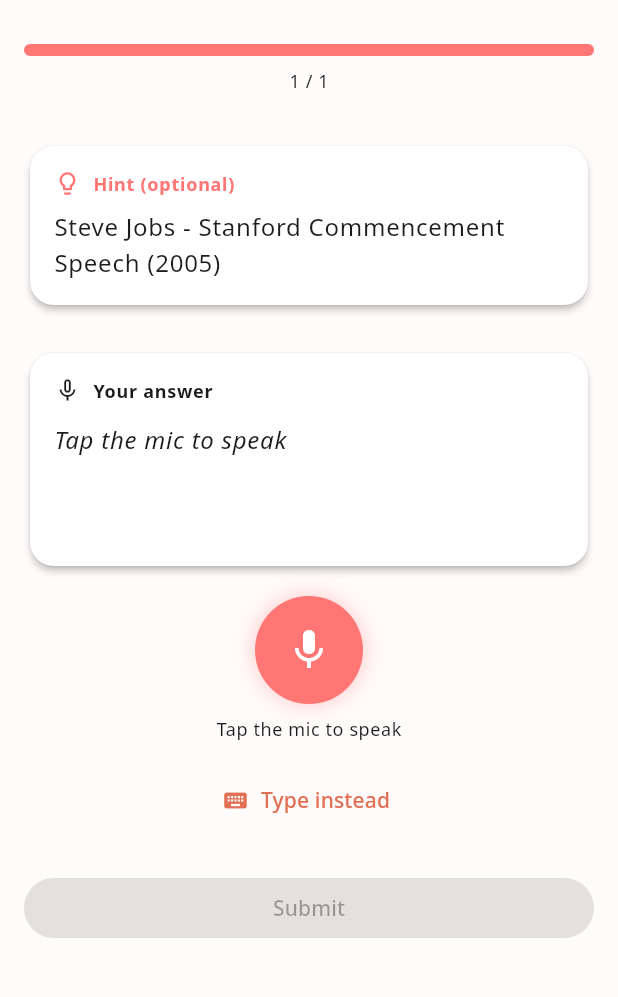
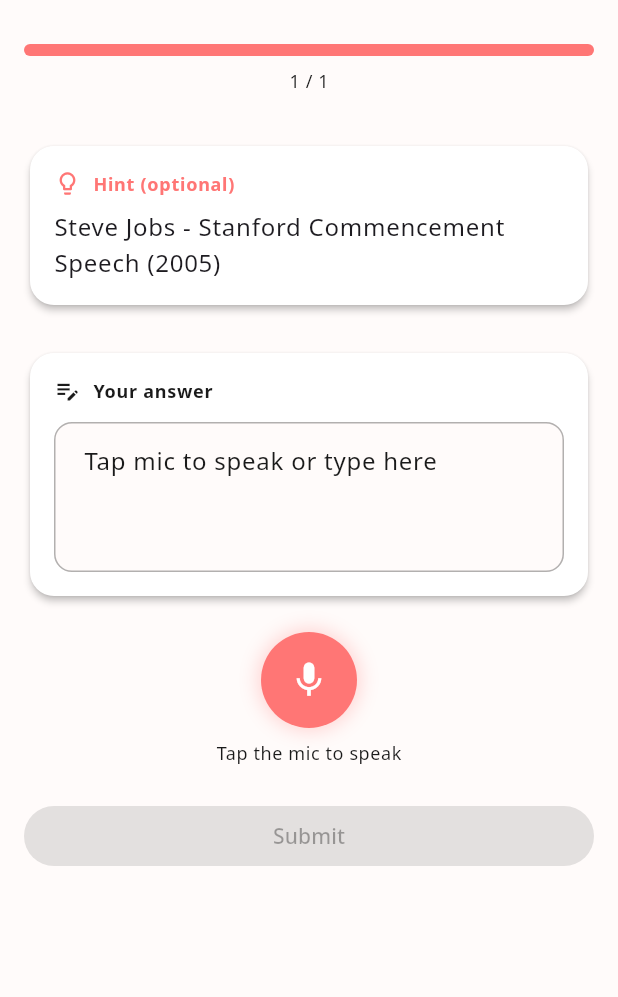
Before and after one commit to Wearablock/learn_by_heart, a Flutter app: the screen it shows after launch, after a tap on "The only way to do great work is to love", on a phone screen of 412 x 824 dp, the part 64-1061 px from its top. Run offline on Flutter 3.47's test engine with Material 3 defaults, Android fonts, the phone set to English and light mode, and no system bars; our stand-ins replace google_fonts, isar, speech_to_text; accounts and stored records are empty; generated files the repository leaves out were written again.

Commit message:
Persist study results and display status on card list
  - Add lastSimilarity and lastPassed fields to MemoryCard model
  - Show pass/fail indicator strip and similarity % badge on CardItem
  - Save study results to database after each answer check
  - Simplify speech input by using controller directly
  - Add retry and tapMicOrType localization strings

```diff
--- a/lib/features/card/data/models/memory_card.dart
+++ b/lib/features/card/data/models/memory_card.dart
@@ -28,6 +28,10 @@
 
   DateTime? lastStudiedAt;
 
+  double? lastSimilarity;
+
+  bool? lastPassed;
+
   MemoryCard();
 
   MemoryCard.create({
@@ -48,6 +52,8 @@
     int? easeFactor,
     DateTime? nextReviewAt,
     DateTime? lastStudiedAt,
+    double? lastSimilarity,
+    bool? lastPassed,
   }) {
     final card = MemoryCard()
       ..isarId = isarId
@@ -60,7 +66,9 @@
       ..repetitionCount = repetitionCount ?? this.repetitionCount
       ..easeFactor = easeFactor ?? this.easeFactor
       ..nextReviewAt = nextReviewAt ?? this.nextReviewAt
-      ..lastStudiedAt = lastStudiedAt ?? this.lastStudiedAt;
+      ..lastStudiedAt = lastStudiedAt ?? this.lastStudiedAt
+      ..lastSimilarity = lastSimilarity ?? this.lastSimilarity
+      ..lastPassed = lastPassed ?? this.lastPassed;
     return card;
   }
 }
--- a/lib/features/card/data/repositories/card_repository.dart
+++ b/lib/features/card/data/repositories/card_repository.dart
@@ -87,6 +87,7 @@
   Future<void> updateStudyResult({
     required String id,
     required bool isCorrect,
+    double? similarity,
   }) async {
     final card = await getById(id);
     if (card == null) return;
@@ -94,6 +95,8 @@
     final updated = card.copyWith(
       repetitionCount: card.repetitionCount + 1,
       lastStudiedAt: DateTime.now(),
+      lastSimilarity: similarity,
+      lastPassed: isCorrect,
     );
 
     await _isar.writeTxn(() async {
--- a/lib/features/card/presentation/pages/card_editor_page.dart
+++ b/lib/features/card/presentation/pages/card_editor_page.dart
@@ -260,7 +260,7 @@
             const SizedBox(height: 16),
             FilledButton(
               onPressed: _loadCard,
-              child: const Text('Retry'),
+              child: Text(l10n.retry),
             ),
           ],
         ),
--- a/lib/features/home/presentation/pages/home_page.dart
+++ b/lib/features/home/presentation/pages/home_page.dart
@@ -37,7 +37,7 @@
                   const SizedBox(height: 16),
                   FilledButton(
                     onPressed: () => provider.loadCards(),
-                    child: const Text('Retry'),
+                    child: Text(l10n.retry),
                   ),
                 ],
               ),
--- a/lib/features/home/presentation/widgets/card_item.dart
+++ b/lib/features/home/presentation/widgets/card_item.dart
@@ -17,10 +17,16 @@
     this.onDelete,
   });
 
+  Color? _getStatusColor() {
+    if (card.lastPassed == null) return null;
+    return card.lastPassed! ? Colors.green : Colors.red;
+  }
+
   @override
   Widget build(BuildContext context) {
     final theme = Theme.of(context);
     final l10n = AppLocalizations.of(context)!;
+    final statusColor = _getStatusColor();
 
     return Dismissible(
       key: Key(card.id),
@@ -43,11 +49,27 @@
       ),
       child: Card(
         margin: EdgeInsets.zero,
+        clipBehavior: Clip.antiAlias,
         child: InkWell(
           onTap: onTap,
           borderRadius: BorderRadius.circular(16),
+          child: Row(
+            children: [
+              // Status indicator strip
+              if (statusColor != null)
+                Container(
+                  width: 4,
+                  height: 80,
+                  color: statusColor,
+                ),
+              Expanded(
                 child: Padding(
-            padding: const EdgeInsets.all(16),
+                  padding: EdgeInsets.fromLTRB(
+                    statusColor != null ? 12 : 16,
+                    16,
+                    16,
+                    16,
+                  ),
                   child: Column(
                     crossAxisAlignment: CrossAxisAlignment.start,
                     children: [
@@ -73,7 +95,7 @@
                             ),
                           ),
                           if (card.repetitionCount > 0) ...[
-                      const SizedBox(width: 16),
+                            const SizedBox(width: 12),
                             Icon(
                               Icons.replay,
                               size: 14,
@@ -84,6 +106,26 @@
                               l10n.cardStudyCount(card.repetitionCount),
                               style: theme.textTheme.bodySmall?.copyWith(
                                 color: theme.colorScheme.onSurface.withValues(alpha: 0.5),
+                              ),
+                            ),
+                          ],
+                          if (card.lastSimilarity != null) ...[
+                            const SizedBox(width: 12),
+                            Container(
+                              padding: const EdgeInsets.symmetric(
+                                horizontal: 6,
+                                vertical: 2,
+                              ),
+                              decoration: BoxDecoration(
+                                color: statusColor?.withValues(alpha: 0.15),
+                                borderRadius: BorderRadius.circular(4),
+                              ),
+                              child: Text(
+                                '${(card.lastSimilarity! * 100).toInt()}%',
+                                style: theme.textTheme.labelSmall?.copyWith(
+                                  color: statusColor,
+                                  fontWeight: FontWeight.bold,
+                                ),
                               ),
                             ),
                           ],
@@ -101,10 +143,31 @@
                               onPressed: onEdit,
                             ),
                           ),
+                          SizedBox(
+                            width: 32,
+                            height: 32,
+                            child: IconButton(
+                              padding: EdgeInsets.zero,
+                              icon: Icon(
+                                Icons.delete_outline,
+                                size: 18,
+                                color: theme.colorScheme.onSurface.withValues(alpha: 0.5),
+                              ),
+                              onPressed: () async {
+                                final confirmed = await _showDeleteConfirmDialog(context, l10n);
+                                if (confirmed) {
+                                  onDelete?.call();
+                                }
+                              },
+                            ),
+                          ),
                         ],
                       ),
                     ],
                   ),
+                ),
+              ),
+            ],
           ),
         ),
       ),
--- a/lib/features/study/presentation/widgets/speech_input_card.dart
+++ b/lib/features/study/presentation/widgets/speech_input_card.dart
@@ -3,24 +3,18 @@
 
 class SpeechInputCard extends StatelessWidget {
   final String? hint;
-  final String recognizedText;
   final bool isListening;
   final TextEditingController controller;
   final VoidCallback onMicPressed;
   final VoidCallback onSubmit;
-  final bool showTextField;
-  final VoidCallback onToggleTextField;
 
   const SpeechInputCard({
     super.key,
     this.hint,
-    required this.recognizedText,
     required this.isListening,
     required this.controller,
     required this.onMicPressed,
     required this.onSubmit,
-    required this.showTextField,
-    required this.onToggleTextField,
   });
 
   @override
@@ -68,7 +62,7 @@
           const SizedBox(height: 24),
         ],
 
-        // Recognized text display
+        // Combined input card
         Card(
           child: Padding(
             padding: const EdgeInsets.all(16),
@@ -78,7 +72,7 @@
                 Row(
                   children: [
                     Icon(
-                      isListening ? Icons.mic : Icons.mic_none,
+                      isListening ? Icons.mic : Icons.edit_note,
                       size: 18,
                       color: isListening
                           ? theme.colorScheme.error
@@ -94,31 +88,57 @@
                         fontWeight: FontWeight.bold,
                       ),
                     ),
+                    if (isListening) ...[
+                      const SizedBox(width: 8),
+                      SizedBox(
+                        width: 12,
+                        height: 12,
+                        child: CircularProgressIndicator(
+                          strokeWidth: 2,
+                          color: theme.colorScheme.error,
+                        ),
+                      ),
+                    ],
                   ],
                 ),
                 const SizedBox(height: 12),
-                Container(
-                  width: double.infinity,
-                  constraints: const BoxConstraints(minHeight: 80),
-                  child: Text(
-                    recognizedText.isEmpty
-                        ? (isListening ? '...' : l10n.tapMicToSpeak)
-                        : recognizedText,
-                    style: theme.textTheme.bodyLarge?.copyWith(
-                      fontStyle: recognizedText.isEmpty
-                          ? FontStyle.italic
-                          : FontStyle.normal,
-                      color: recognizedText.isEmpty
-                          ? theme.colorScheme.onSurfaceVariant
-                          : null,
+                TextField(
+                  controller: controller,
+                  maxLines: 4,
+                  minLines: 3,
+                  decoration: InputDecoration(
+                    hintText: l10n.tapMicOrType,
+                    border: OutlineInputBorder(
+                      borderRadius: BorderRadius.circular(12),
+                      borderSide: BorderSide(
+                        color: theme.colorScheme.outline.withValues(alpha: 0.3),
+                      ),
                     ),
+                    enabledBorder: OutlineInputBorder(
+                      borderRadius: BorderRadius.circular(12),
+                      borderSide: BorderSide(
+                        color: theme.colorScheme.outline.withValues(alpha: 0.3),
+                      ),
+                    ),
+                    focusedBorder: OutlineInputBorder(
+                      borderRadius: BorderRadius.circular(12),
+                      borderSide: BorderSide(
+                        color: isListening
+                            ? theme.colorScheme.error
+                            : theme.colorScheme.primary,
+                        width: 2,
+                      ),
+                    ),
+                    filled: true,
+                    fillColor: theme.colorScheme.surfaceContainerLow,
                   ),
+                  style: theme.textTheme.bodyLarge,
                 ),
               ],
             ),
           ),
         ),
-        const SizedBox(height: 16),
+        const SizedBox(height: 20),
 
         // Mic button
         Center(
@@ -126,8 +146,8 @@
             onTap: onMicPressed,
             child: AnimatedContainer(
               duration: const Duration(milliseconds: 200),
-              width: 72,
-              height: 72,
+              width: 64,
+              height: 64,
               decoration: BoxDecoration(
                 color: isListening
                     ? theme.colorScheme.error
@@ -147,7 +167,7 @@
               child: Icon(
                 isListening ? Icons.stop : Icons.mic,
                 color: Colors.white,
-                size: 32,
+                size: 28,
               ),
             ),
           ),
@@ -161,35 +181,11 @@
             ),
           ),
         ),
-        const SizedBox(height: 16),
-
-        // Toggle typing button
-        TextButton.icon(
-          onPressed: onToggleTextField,
-          icon: Icon(showTextField ? Icons.keyboard_hide : Icons.keyboard),
-          label: Text(showTextField ? l10n.hideKeyboard : l10n.typeInstead),
-        ),
-
-        // Text field (optional)
-        if (showTextField) ...[
-          const SizedBox(height: 8),
-          TextField(
-            controller: controller,
-            maxLines: 3,
-            decoration: InputDecoration(
-              labelText: l10n.enterAnswer,
-              alignLabelWithHint: true,
-              border: const OutlineInputBorder(),
-            ),
-          ),
-        ],
         const SizedBox(height: 24),
 
         // Submit button
         FilledButton(
-          onPressed: (recognizedText.isNotEmpty || controller.text.isNotEmpty)
-              ? onSubmit
-              : null,
+          onPressed: controller.text.trim().isNotEmpty ? onSubmit : null,
           child: Padding(
             padding: const EdgeInsets.symmetric(vertical: 4),
             child: Text(l10n.submit),
--- a/lib/l10n/app_ar.arb
+++ b/lib/l10n/app_ar.arb
@@ -52,5 +52,7 @@
   "typeInstead": "اكتب بدلاً من ذلك",
   "hideKeyboard": "إخفاء لوحة المفاتيح",
   "speechNotAvailable": "التعرف على الصوت غير متاح",
-  "similarityScore": "التشابه"
+  "similarityScore": "التشابه",
+  "retry": "إعادة المحاولة",
+  "tapMicOrType": "اضغط على الميكروفون للتحدث أو اكتب هنا"
 }
--- a/lib/l10n/app_de.arb
+++ b/lib/l10n/app_de.arb
@@ -52,5 +52,7 @@
   "typeInstead": "Stattdessen tippen",
   "hideKeyboard": "Tastatur ausblenden",
   "speechNotAvailable": "Spracherkennung nicht verfügbar",
-  "similarityScore": "Ähnlichkeit"
+  "similarityScore": "Ähnlichkeit",
+  "retry": "Wiederholen",
+  "tapMicOrType": "Mikrofon tippen zum Sprechen oder hier eingeben"
 }
--- a/lib/l10n/app_en.arb
+++ b/lib/l10n/app_en.arb
@@ -55,5 +55,7 @@
   "typeInstead": "Type instead",
   "hideKeyboard": "Hide keyboard",
   "speechNotAvailable": "Speech recognition not available",
-  "similarityScore": "Similarity"
+  "similarityScore": "Similarity",
+  "retry": "Retry",
+  "tapMicOrType": "Tap mic to speak or type here"
 }
--- a/lib/l10n/app_es.arb
+++ b/lib/l10n/app_es.arb
@@ -52,5 +52,7 @@
   "typeInstead": "Escribir en su lugar",
   "hideKeyboard": "Ocultar teclado",
   "speechNotAvailable": "Reconocimiento de voz no disponible",
-  "similarityScore": "Similitud"
+  "similarityScore": "Similitud",
+  "retry": "Reintentar",
+  "tapMicOrType": "Toca el micrófono para hablar o escribe aquí"
 }
--- a/lib/l10n/app_fr.arb
+++ b/lib/l10n/app_fr.arb
@@ -52,5 +52,7 @@
   "typeInstead": "Taper à la place",
   "hideKeyboard": "Masquer le clavier",
   "speechNotAvailable": "Reconnaissance vocale non disponible",
-  "similarityScore": "Similarité"
+  "similarityScore": "Similarité",
+  "retry": "Réessayer",
+  "tapMicOrType": "Appuyez sur le micro pour parler ou tapez ici"
 }
--- a/lib/l10n/app_it.arb
+++ b/lib/l10n/app_it.arb
@@ -52,5 +52,7 @@
   "typeInstead": "Digita invece",
   "hideKeyboard": "Nascondi tastiera",
   "speechNotAvailable": "Riconoscimento vocale non disponibile",
-  "similarityScore": "Somiglianza"
+  "similarityScore": "Somiglianza",
+  "retry": "Riprova",
+  "tapMicOrType": "Tocca il microfono per parlare o digita qui"
 }
--- a/lib/l10n/app_ja.arb
+++ b/lib/l10n/app_ja.arb
@@ -52,5 +52,7 @@
   "typeInstead": "入力する",
   "hideKeyboard": "キーボードを隠す",
   "speechNotAvailable": "音声認識は利用できません",
-  "similarityScore": "類似度"
+  "similarityScore": "類似度",
+  "retry": "再試行",
+  "tapMicOrType": "マイクをタップして話すか、ここに入力"
 }
--- a/lib/l10n/app_ko.arb
+++ b/lib/l10n/app_ko.arb
@@ -52,5 +52,7 @@
   "typeInstead": "직접 입력",
   "hideKeyboard": "키보드 숨기기",
   "speechNotAvailable": "음성 인식을 사용할 수 없습니다",
-  "similarityScore": "유사도"
+  "similarityScore": "유사도",
+  "retry": "재시도",
+  "tapMicOrType": "마이크를 눌러 말하거나 여기에 입력하세요"
 }
--- a/lib/l10n/app_pt.arb
+++ b/lib/l10n/app_pt.arb
@@ -52,5 +52,7 @@
   "typeInstead": "Digitar em vez disso",
   "hideKeyboard": "Esconder teclado",
   "speechNotAvailable": "Reconhecimento de voz não disponível",
-  "similarityScore": "Similaridade"
+  "similarityScore": "Similaridade",
+  "retry": "Tentar novamente",
+  "tapMicOrType": "Toque no microfone para falar ou digite aqui"
 }
--- a/lib/l10n/app_ru.arb
+++ b/lib/l10n/app_ru.arb
@@ -52,5 +52,7 @@
   "typeInstead": "Ввести вручную",
   "hideKeyboard": "Скрыть клавиатуру",
   "speechNotAvailable": "Распознавание речи недоступно",
-  "similarityScore": "Сходство"
+  "similarityScore": "Сходство",
+  "retry": "Повторить",
+  "tapMicOrType": "Нажмите на микрофон, чтобы говорить, или введите здесь"
 }
--- a/lib/l10n/app_zh.arb
+++ b/lib/l10n/app_zh.arb
@@ -52,5 +52,7 @@
   "typeInstead": "手动输入",
   "hideKeyboard": "隐藏键盘",
   "speechNotAvailable": "语音识别不可用",
-  "similarityScore": "相似度"
+  "similarityScore": "相似度",
+  "retry": "重试",
+  "tapMicOrType": "点击麦克风说话或在此输入"
 }
--- a/lib/l10n/app_zh_Hant.arb
+++ b/lib/l10n/app_zh_Hant.arb
@@ -52,5 +52,7 @@
   "typeInstead": "手動輸入",
   "hideKeyboard": "隱藏鍵盤",
   "speechNotAvailable": "語音識別不可用",
-  "similarityScore": "相似度"
+  "similarityScore": "相似度",
+  "retry": "重試",
+  "tapMicOrType": "點擊麥克風說話或在此輸入"
 }
--- a/lib/main.dart
+++ b/lib/main.dart
@@ -24,7 +24,7 @@
         ChangeNotifierProvider(create: (_) => CardProvider()),
       ],
       child: MaterialApp(
-        title: 'Learn by Heart',
+        onGenerateTitle: (context) => AppLocalizations.of(context)!.appTitle,
         debugShowCheckedModeBanner: false,
         localizationsDelegates: AppLocalizations.localizationsDelegates,
         supportedLocales: AppLocalizations.supportedLocales,
```
Also changed, not shown: lib/features/study/presentation/pages/study_page.dart (+30 -33 lines), lib/features/card/data/models/memory_card.g.dart. Lines whose indentation alone changed are shown as unchanged.
